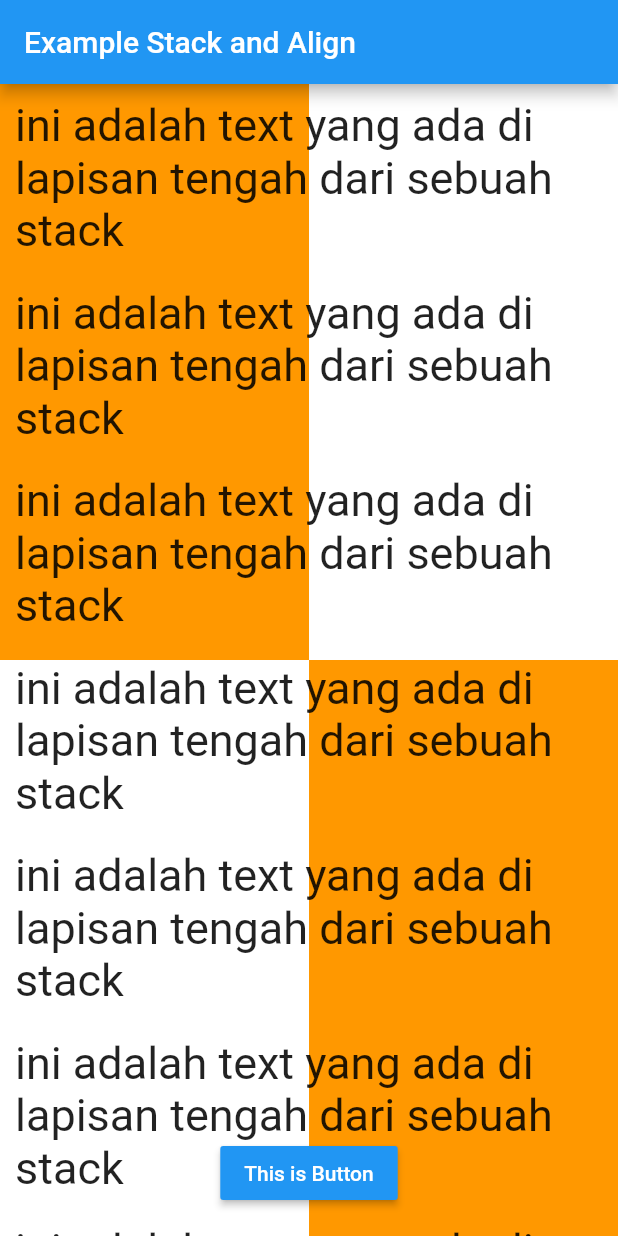
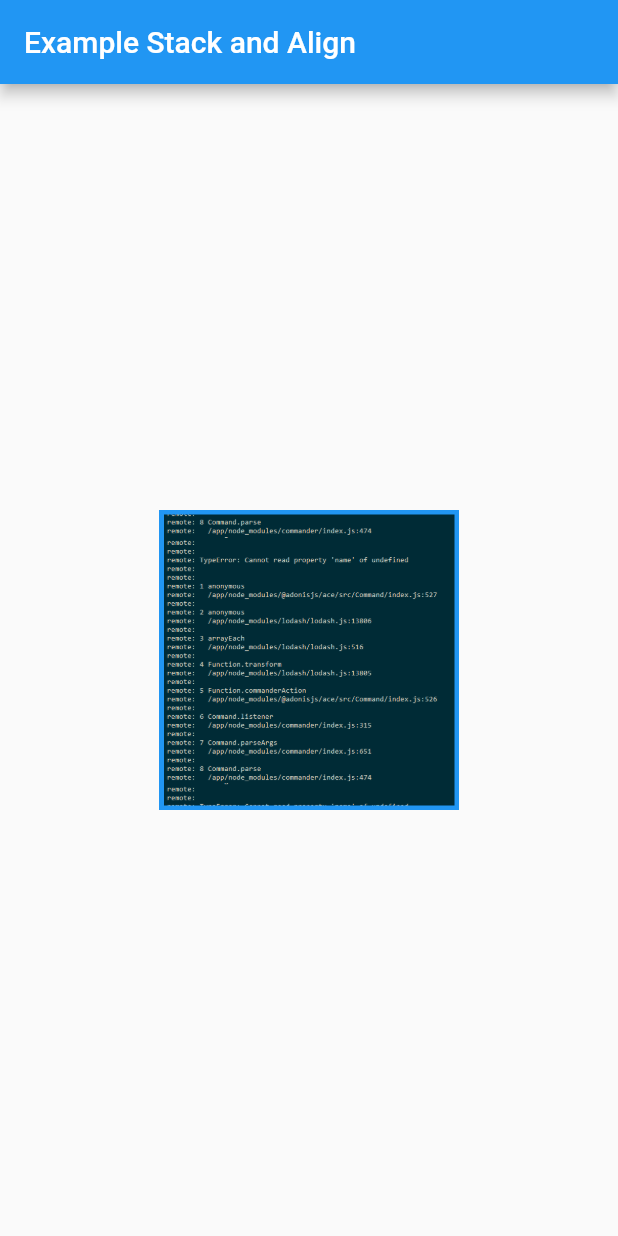
Before and after one commit to arifinmn11/basic-flutter, a Flutter app: the screen it shows after launch, on a phone screen of 412 x 824 dp. Run offline on Flutter 3.47's test engine with Material 2 defaults, Android fonts, the phone set to English and light mode, and no system bars.

Commit message:
example image widget

```diff
--- a/lib/main.dart
+++ b/lib/main.dart
@@ -14,173 +14,20 @@ class MyApp extends StatelessWidget {
         appBar: AppBar(
           title: Text('Example Stack and Align'),
         ),
-        body: Stack(
-          children: <Widget>[
-            //  background
-            Column(
-              children: <Widget>[
-                Flexible(
-                  flex: 1,
-                  child: Row(
-                    children: <Widget>[
-                      Flexible(
-                        flex: 1,
-                        child: Container(
-                          color: Colors.orange,
-                        ),
-                      ),
-                      Flexible(
-                        flex: 1,
-                        child: Container(
-                          color: Colors.white,
-                        ),
-                      )
-                    ],
-                  ),
-                ),
-                Flexible(
-                  flex: 1,
-                  child: Row(
-                    children: <Widget>[
-                      Flexible(
-                        flex: 1,
-                        child: Container(
-                          color: Colors.white,
-                        ),
-                      ),
-                      Flexible(
-                        flex: 1,
-                        child: Container(
-                          color: Colors.orange,
-                        ),
-                      )
-                    ],
-                  ),
-                )
-              ],
+        body: Center(
+          child: Container(
+            color: Colors.blue,
+            width: 200,
+            height: 200,
+            padding: EdgeInsets.all(3),
+            child: Image(
+              // image: NetworkImage(
+              //     'https://i.pinimg.com/originals/75/a2/16/75a21680e7a1b930648a367e693f6d80.jpg'),
+              image: AssetImage("images/1.png"),
+              fit: BoxFit.contain,
+              repeat: ImageRepeat.repeat,
             ),
-
-            //  listview
-            ListView(
-              children: <Widget>[
-                Column(
-                  children: <Widget>[
-                    Container(
-                      margin: EdgeInsets.all(10),
-                      child: Text(
-                        "ini adalah text yang ada di lapisan tengah dari sebuah stack",
-                        style: TextStyle(fontSize: 30),
-                      ),
-                    ),
-                    Container(
-                      margin: EdgeInsets.all(10),
-                      child: Text(
-                        "ini adalah text yang ada di lapisan tengah dari sebuah stack",
-                        style: TextStyle(fontSize: 30),
-                      ),
-                    ),
-                    Container(
-                      margin: EdgeInsets.all(10),
-                      child: Text(
-                        "ini adalah text yang ada di lapisan tengah dari sebuah stack",
-                        style: TextStyle(fontSize: 30),
-                      ),
-                    ),
-                    Container(
-                      margin: EdgeInsets.all(10),
-                      child: Text(
-                        "ini adalah text yang ada di lapisan tengah dari sebuah stack",
-                        style: TextStyle(fontSize: 30),
-                      ),
-                    ),
-                    Container(
-                      margin: EdgeInsets.all(10),
-                      child: Text(
-                        "ini adalah text yang ada di lapisan tengah dari sebuah stack",
-                        style: TextStyle(fontSize: 30),
-                      ),
-                    ),
-                    Container(
-                      margin: EdgeInsets.all(10),
-                      child: Text(
-                        "ini adalah text yang ada di lapisan tengah dari sebuah stack",
-                        style: TextStyle(fontSize: 30),
-                      ),
-                    ),
-                    Container(
-                      margin: EdgeInsets.all(10),
-                      child: Text(
-                        "ini adalah text yang ada di lapisan tengah dari sebuah stack",
-                        style: TextStyle(fontSize: 30),
-                      ),
-                    ),
-                    Container(
-                      margin: EdgeInsets.all(10),
-                      child: Text(
-                        "ini adalah text yang ada di lapisan tengah dari sebuah stack",
-                        style: TextStyle(fontSize: 30),
-                      ),
-                    ),
-                    Container(
-                      margin: EdgeInsets.all(10),
-                      child: Text(
-                        "ini adalah text yang ada di lapisan tengah dari sebuah stack",
-                        style: TextStyle(fontSize: 30),
-                      ),
-                    ),
-                    Container(
-                      margin: EdgeInsets.all(10),
-                      child: Text(
-                        "ini adalah text yang ada di lapisan tengah dari sebuah stack",
-                        style: TextStyle(fontSize: 30),
-                      ),
-                    ),
-                    Container(
-                      margin: EdgeInsets.all(10),
-                      child: Text(
-                        "ini adalah text yang ada di lapisan tengah dari sebuah stack",
-                        style: TextStyle(fontSize: 30),
-                      ),
-                    ),
-                    Container(
-                      margin: EdgeInsets.all(10),
-                      child: Text(
-                        "ini adalah text yang ada di lapisan tengah dari sebuah stack",
-                        style: TextStyle(fontSize: 30),
-                      ),
-                    ),
-                    Container(
-                      margin: EdgeInsets.all(10),
-                      child: Text(
-                        "ini adalah text yang ada di lapisan tengah dari sebuah stack",
-                        style: TextStyle(fontSize: 30),
-                      ),
-                    ),
-                    Container(
-                      margin: EdgeInsets.all(10),
-                      child: Text(
-                        "ini adalah text yang ada di lapisan tengah dari sebuah stack",
-                        style: TextStyle(fontSize: 30),
-                      ),
-                    ),
-                  ],
-                )
-              ],
-            ),
-
-            // button
-            Align(
-              alignment: Alignment(0, 0.95),
-              child: RaisedButton(
-                color: Colors.blue,
-                child: Text(
-                  'This is Button',
-                  style: TextStyle(color: Colors.white),
-                ),
-                onPressed: () {},
-              ),
-            )
-          ],
+          ),
         ),
       ),
     );
--- a/pubspec.yaml
+++ b/pubspec.yaml
@@ -58,8 +58,8 @@ flutter:
   uses-material-design: true
 
   # To add assets to your application, add an assets section, like this:
-  # assets:
-  #   - images/a_dot_burr.jpeg
+  assets:
+     - images/1.png
   #   - images/a_dot_ham.jpeg
 
   # An image asset can refer to one or more resolution-specific "variants", see
```
Also changed, not shown: images/1.png (added).
